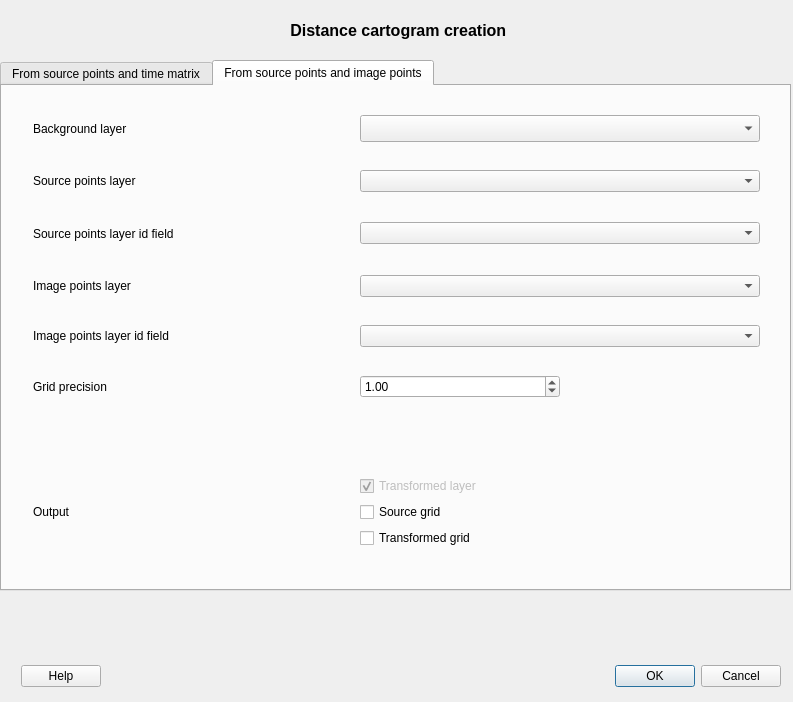
This is dist_cartogram_dialog_base.ui in mthh/QgisDistanceCartogramPlugin as Qt 5 draws it before an edit. The edited form follows.
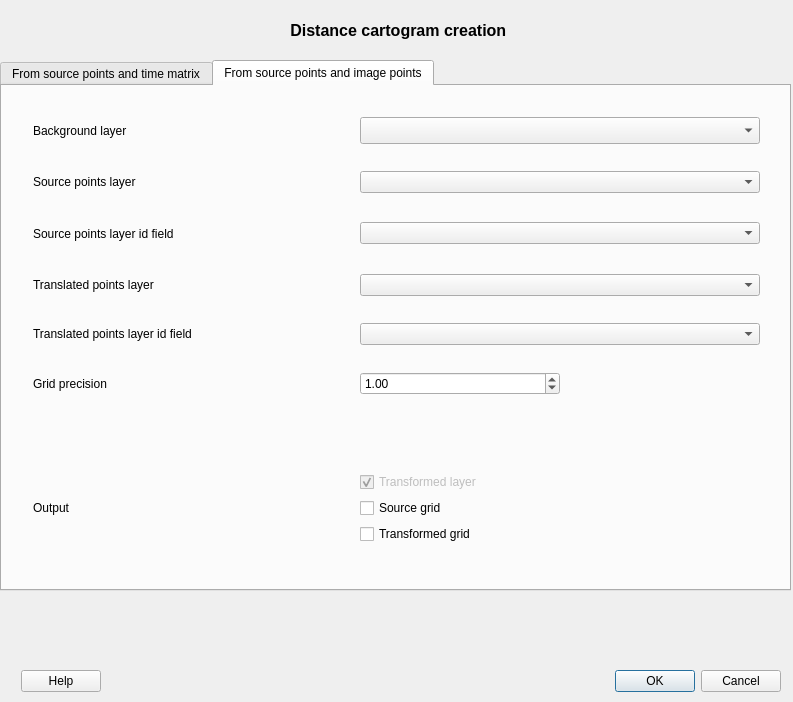
This is the edited form. The open tabs and pages were chosen to show the change. Custom widgets are drawn as their Qt base class.

Patch:
```diff
--- a/dist_cartogram_dialog_base.ui
+++ b/dist_cartogram_dialog_base.ui
@@ -17,7 +17,7 @@
    <property name="geometry">
     <rect>
      <x>530</x>
-     <y>660</y>
+     <y>665</y>
      <width>251</width>
      <height>32</height>
     </rect>
@@ -417,9 +417,9 @@
      <property name="geometry">
       <rect>
        <x>10</x>
-       <y>7</y>
+       <y>10</y>
        <width>771</width>
-       <height>481</height>
+       <height>471</height>
       </rect>
      </property>
      <layout class="QGridLayout" name="gridLayout_3">
@@ -585,7 +585,7 @@
          <string>Path to a .csv document containing a time matrix between the points from the layer previously selected.</string>
         </property>
         <property name="text">
-         <string>Image points layer</string>
+         <string>Translated points layer</string>
         </property>
        </widget>
       </item>
@@ -658,7 +658,7 @@
          </size>
         </property>
         <property name="text">
-         <string>Image points layer id field</string>
+         <string>Translated points layer id field</string>
         </property>
        </widget>
       </item>
@@ -734,7 +734,7 @@
    <property name="geometry">
     <rect>
      <x>10</x>
-     <y>660</y>
+     <y>665</y>
      <width>91</width>
      <height>32</height>
     </rect>
@@ -749,7 +749,7 @@
      <x>0</x>
      <y>590</y>
      <width>791</width>
-     <height>61</height>
+     <height>71</height>
     </rect>
    </property>
    <layout class="QVBoxLayout" name="bottomVerticalLayout"/>
```
Left out of the diff: 6 changed lines with no effect on the pictures.
